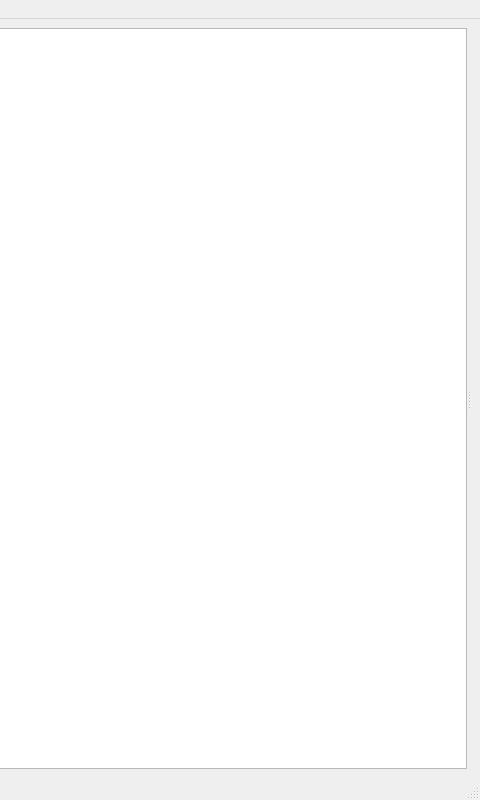
Qt form src/mainwindow.ui (N1vn0vem8er/cutetoolbox) before a commit; both pictures show x 720 to 1200 and y 0 to 800 of the 1200 by 800 pixel window.
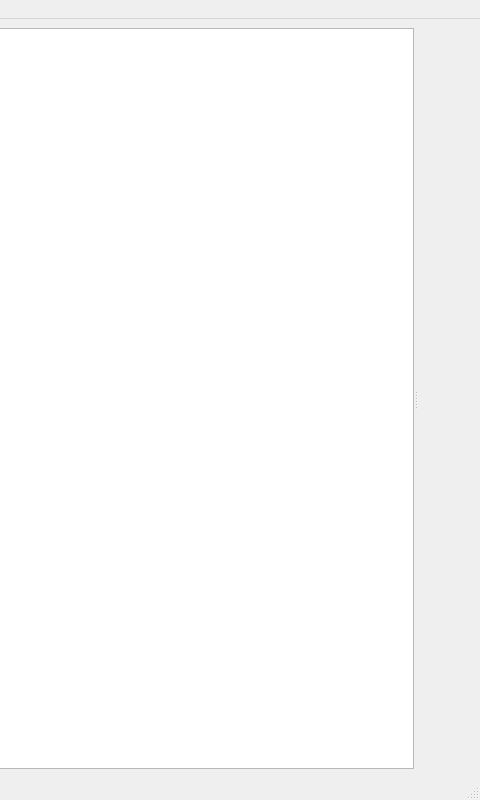
The same form after that commit. Icons and pictures are not drawn.

Commit message: Added tool name label

Patch:
```diff
--- a/src/mainwindow.ui
+++ b/src/mainwindow.ui
@@ -32,7 +32,27 @@
         <set>QAbstractItemView::EditTrigger::NoEditTriggers</set>
        </property>
       </widget>
-      <widget class="QStackedWidget" name="stackedWidget"/>
+      <widget class="QWidget" name="widget" native="true">
+       <layout class="QVBoxLayout" name="verticalLayout">
+        <item>
+         <widget class="QLabel" name="toolNameLabel">
+          <property name="styleSheet">
+           <string notr="true">font-size: 20px;
+font-weight: bold;</string>
+          </property>
+          <property name="text">
+           <string/>
+          </property>
+          <property name="alignment">
+           <set>Qt::AlignmentFlag::AlignCenter</set>
+          </property>
+         </widget>
+        </item>
+        <item>
+         <widget class="QStackedWidget" name="stackedWidget"/>
+        </item>
+       </layout>
+      </widget>
      </widget>
     </item>
    </layout>
```
The commit also changes 40 other files.
